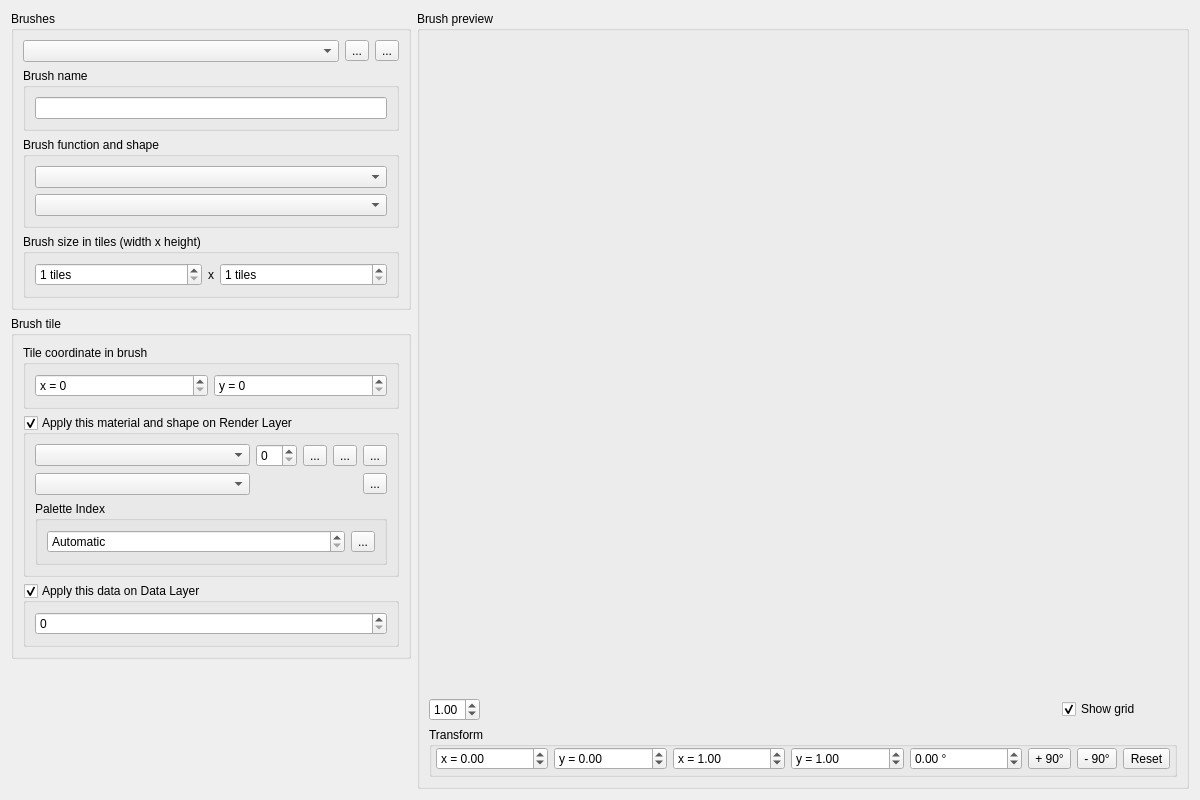
This is editor/gui/dlgtiletool.ui in ensisoft/detonator as Qt 5 draws it before an edit. The edited form follows.
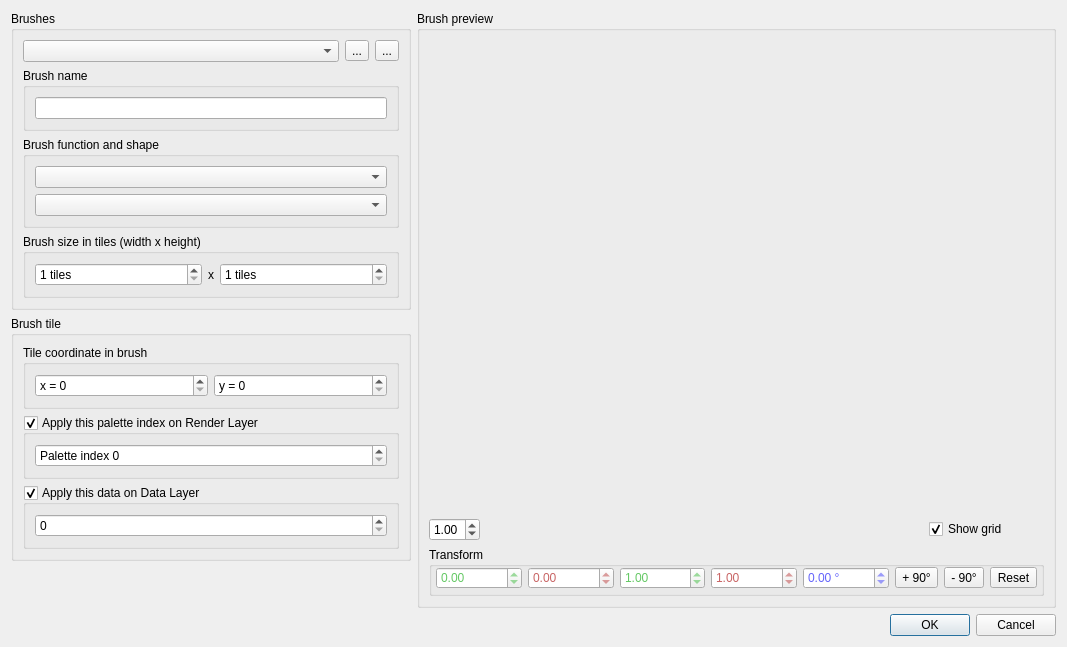
This is the edited form. Icons and pictures are not drawn. Custom widgets are drawn as their Qt base class.

Commit message: Refactor tilemap palette workflow

The edit to the form file:
```diff
--- a/editor/gui/dlgtiletool.ui
+++ b/editor/gui/dlgtiletool.ui
@@ -6,8 +6,8 @@
    <rect>
     <x>0</x>
     <y>0</y>
-    <width>1200</width>
-    <height>800</height>
+    <width>1067</width>
+    <height>647</height>
    </rect>
   </property>
   <property name="windowTitle">
@@ -17,7 +17,9 @@
    <iconset resource="../resource/resource.qrc">
     <normaloff>:/16x16_ico_png/brush.png</normaloff>:/16x16_ico_png/brush.png</iconset>
   </property>
-  <layout class="QHBoxLayout" name="horizontalLayout_5">
+  <layout class="QVBoxLayout" name="verticalLayout_9">
+   <item>
+    <layout class="QHBoxLayout" name="horizontalLayout_4">
    <item>
     <layout class="QVBoxLayout" name="verticalLayout_5">
      <item>
@@ -196,6 +198,9 @@
        <property name="title">
         <string>Brush tile</string>
        </property>
+         <property name="flat">
+          <bool>true</bool>
+         </property>
        <layout class="QVBoxLayout" name="verticalLayout_3">
         <item>
          <widget class="QGroupBox" name="groupBox_8">
@@ -226,7 +231,7 @@
         <item>
          <widget class="QGroupBox" name="material">
           <property name="title">
-           <string>Apply this material and shape on Render Layer</string>
+             <string>Apply this palette index on Render Layer</string>
           </property>
           <property name="flat">
            <bool>true</bool>
@@ -237,26 +242,10 @@
           <layout class="QVBoxLayout" name="verticalLayout_7">
            <item>
             <layout class="QGridLayout" name="gridLayout">
-             <item row="0" column="0">
-              <widget class="QComboBox" name="cmbToolMaterial">
+               <item row="0" column="0" colspan="2">
+                <widget class="QSpinBox" name="paletteIndex">
                <property name="sizePolicy">
                 <sizepolicy hsizetype="Preferred" vsizetype="Fixed">
-                 <horstretch>0</horstretch>
-                 <verstretch>0</verstretch>
-                </sizepolicy>
-               </property>
-               <property name="toolTip">
-                <string>The material that applies to this tile</string>
-               </property>
-               <property name="placeholderText">
-                <string/>
-               </property>
-              </widget>
-             </item>
-             <item row="0" column="1">
-              <widget class="QSpinBox" name="tileIndex">
-               <property name="sizePolicy">
-                <sizepolicy hsizetype="Maximum" vsizetype="Fixed">
                  <horstretch>0</horstretch>
                  <verstretch>0</verstretch>
                 </sizepolicy>
@@ -264,144 +253,12 @@
                <property name="toolTip">
                 <string>TIlemap material tile index</string>
                </property>
-              </widget>
-             </item>
-             <item row="0" column="2">
-              <widget class="QToolButton" name="btnSelectToolMaterial">
-               <property name="toolTip">
-                <string>Select tool material</string>
-               </property>
-               <property name="text">
-                <string>...</string>
-               </property>
-               <property name="icon">
-                <iconset resource="../resource/resource.qrc">
-                 <normaloff>:/16x16_ico_png/material.png</normaloff>:/16x16_ico_png/material.png</iconset>
-               </property>
-               <property name="arrowType">
-                <enum>Qt::NoArrow</enum>
-               </property>
-              </widget>
-             </item>
-             <item row="0" column="3">
-              <widget class="QToolButton" name="btnSetToolMaterialParams">
-               <property name="toolTip">
-                <string>Set tool material parameters</string>
-               </property>
-               <property name="text">
-                <string>...</string>
-               </property>
-               <property name="icon">
-                <iconset resource="../resource/resource.qrc">
-                 <normaloff>:/16x16_ico_png/edit.png</normaloff>:/16x16_ico_png/edit.png</iconset>
-               </property>
-              </widget>
-             </item>
-             <item row="0" column="4">
-              <widget class="QToolButton" name="btnEditToolMaterial">
-               <property name="toolTip">
-                <string>Edit tool material</string>
-               </property>
-               <property name="text">
-                <string>...</string>
-               </property>
-               <property name="icon">
-                <iconset resource="../resource/resource.qrc">
-                 <normaloff>:/16x16_ico_png/material_go.png</normaloff>:/16x16_ico_png/material_go.png</iconset>
-               </property>
-               <property name="arrowType">
-                <enum>Qt::NoArrow</enum>
-               </property>
-              </widget>
-             </item>
-             <item row="1" column="0">
-              <widget class="QComboBox" name="cmbToolDrawable">
-               <property name="toolTip">
-                <string>The shape that applies to this tile</string>
-               </property>
-               <property name="placeholderText">
-                <string/>
-               </property>
-              </widget>
-             </item>
-             <item row="1" column="4">
-              <widget class="QToolButton" name="btnEditToolShape">
-               <property name="toolTip">
-                <string>Edit tool material</string>
-               </property>
-               <property name="text">
-                <string>...</string>
-               </property>
-               <property name="icon">
-                <iconset resource="../resource/resource.qrc">
-                 <normaloff>:/16x16_ico_png/polygon.png</normaloff>:/16x16_ico_png/polygon.png</iconset>
-               </property>
-               <property name="arrowType">
-                <enum>Qt::NoArrow</enum>
-               </property>
-              </widget>
-             </item>
-            </layout>
-           </item>
-           <item>
-            <widget class="QGroupBox" name="groupBox_6">
-             <property name="title">
-              <string>Palette Index</string>
-             </property>
-             <property name="flat">
-              <bool>true</bool>
-             </property>
-             <layout class="QHBoxLayout" name="horizontalLayout_4">
-              <item>
-               <widget class="QSpinBox" name="toolPaletteIndex">
-                <property name="sizePolicy">
-                 <sizepolicy hsizetype="Preferred" vsizetype="Fixed">
-                  <horstretch>0</horstretch>
-                  <verstretch>0</verstretch>
-                 </sizepolicy>
-                </property>
-                <property name="specialValueText">
-                 <string>Automatic</string>
-                </property>
-                <property name="suffix">
-                 <string/>
-                </property>
                 <property name="prefix">
-                 <string/>
-                </property>
-                <property name="minimum">
-                 <number>-1</number>
-                </property>
-                <property name="maximum">
-                 <number>255</number>
-                </property>
-                <property name="value">
-                 <number>-1</number>
-                </property>
-               </widget>
-              </item>
-              <item>
-               <widget class="QToolButton" name="btnResetPaletteIndex">
-                <property name="toolTip">
-                 <string>Reset palette indexing to 'Automatic'</string>
-                </property>
-                <property name="text">
-                 <string>...</string>
-                </property>
-                <property name="icon">
-                 <iconset resource="../resource/resource.qrc">
-                  <normaloff>:/16x16_ico_png/reset.png</normaloff>:/16x16_ico_png/reset.png</iconset>
-                </property>
-                <property name="autoRaise">
-                 <bool>false</bool>
-                </property>
-                <property name="arrowType">
-                 <enum>Qt::NoArrow</enum>
+                  <string>Palette index </string>
                 </property>
                </widget>
               </item>
              </layout>
-            </widget>
            </item>
           </layout>
          </widget>
@@ -580,8 +437,11 @@
              <verstretch>0</verstretch>
             </sizepolicy>
            </property>
+             <property name="styleSheet">
+              <string notr="true">color: rgb(100, 200, 100)</string>
+             </property>
            <property name="prefix">
-            <string>x = </string>
+              <string/>
            </property>
            <property name="minimum">
             <double>-10000.000000000000000</double>
@@ -602,8 +462,11 @@
              <verstretch>0</verstretch>
             </sizepolicy>
            </property>
+             <property name="styleSheet">
+              <string notr="true">color: rgb(200,100, 100)</string>
+             </property>
            <property name="prefix">
-            <string>y = </string>
+              <string/>
            </property>
            <property name="minimum">
             <double>-10000.000000000000000</double>
@@ -624,8 +487,11 @@
              <verstretch>0</verstretch>
             </sizepolicy>
            </property>
+             <property name="styleSheet">
+              <string notr="true">color: rgb(100, 200, 100)</string>
+             </property>
            <property name="prefix">
-            <string>x = </string>
+              <string/>
            </property>
            <property name="suffix">
             <string/>
@@ -649,8 +515,11 @@
          </item>
          <item>
           <widget class="QDoubleSpinBox" name="scaleY">
+             <property name="styleSheet">
+              <string notr="true">color: rgb(200,100, 100)</string>
+             </property>
            <property name="prefix">
-            <string>y = </string>
+              <string/>
            </property>
            <property name="suffix">
             <string/>
@@ -674,6 +543,9 @@
          </item>
          <item>
           <widget class="QDoubleSpinBox" name="rotation">
+             <property name="styleSheet">
+              <string notr="true">color: rgb(100, 100, 250);</string>
+             </property>
            <property name="wrapping">
             <bool>true</bool>
            </property>
@@ -746,6 +618,39 @@
     </widget>
    </item>
   </layout>
+   </item>
+   <item>
+    <layout class="QHBoxLayout" name="horizontalLayout_3">
+     <item>
+      <spacer name="horizontalSpacer_2">
+       <property name="orientation">
+        <enum>Qt::Horizontal</enum>
+       </property>
+       <property name="sizeHint" stdset="0">
+        <size>
+         <width>40</width>
+         <height>20</height>
+        </size>
+       </property>
+      </spacer>
+     </item>
+     <item>
+      <widget class="QPushButton" name="btnAccept">
+       <property name="text">
+        <string>OK</string>
+       </property>
+      </widget>
+     </item>
+     <item>
+      <widget class="QPushButton" name="btnCancel">
+       <property name="text">
+        <string>Cancel</string>
+       </property>
+      </widget>
+     </item>
+    </layout>
+   </item>
+  </layout>
  </widget>
  <customwidgets>
   <customwidget>
```
Left out of the diff: 16 changed lines with no effect on the pictures. Lines whose indentation alone changed are shown as unchanged. The commit also changes 27 other files.
